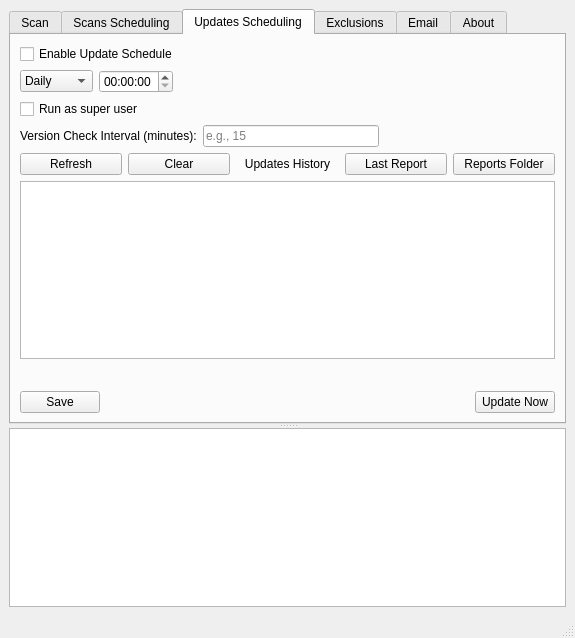
Before: the Qt Designer form MainWindow.ui in jplozf/calamity, drawn with Qt 5.
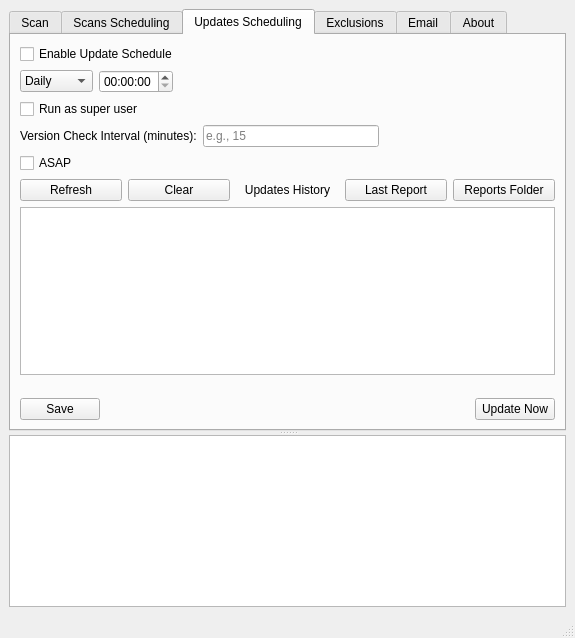
After: the same form once the commit is applied. The open tabs and pages were chosen to show the change. Icons and pictures are not drawn. Custom widgets are drawn as their Qt base class.

Commit message: add ASAP checkbox for signatures updates

```diff
--- a/MainWindow.ui
+++ b/MainWindow.ui
@@ -447,6 +447,13 @@
              </item>
             </layout>
            </item>
+           <item>
+            <widget class="QCheckBox" name="asapUpdateCheckBox">
+             <property name="text">
+              <string>ASAP</string>
+             </property>
+            </widget>
+           </item>
            <item>
             <layout class="QHBoxLayout" name="horizontalLayout_19">
              <item>
```
The commit also changes 2 other files.
